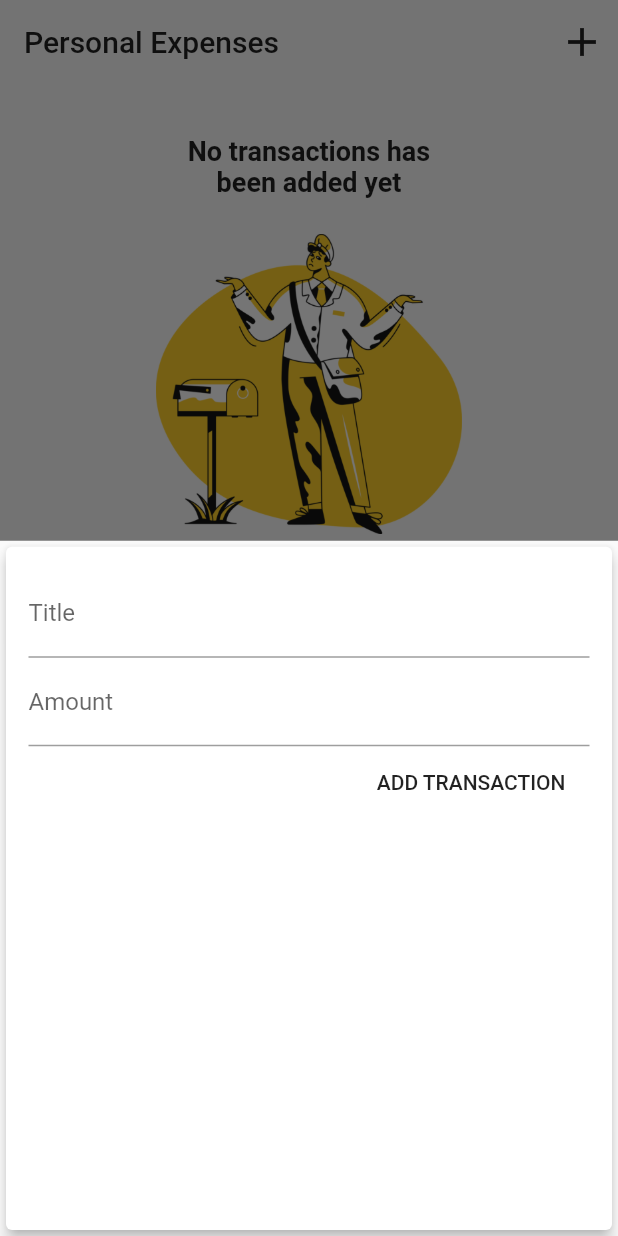
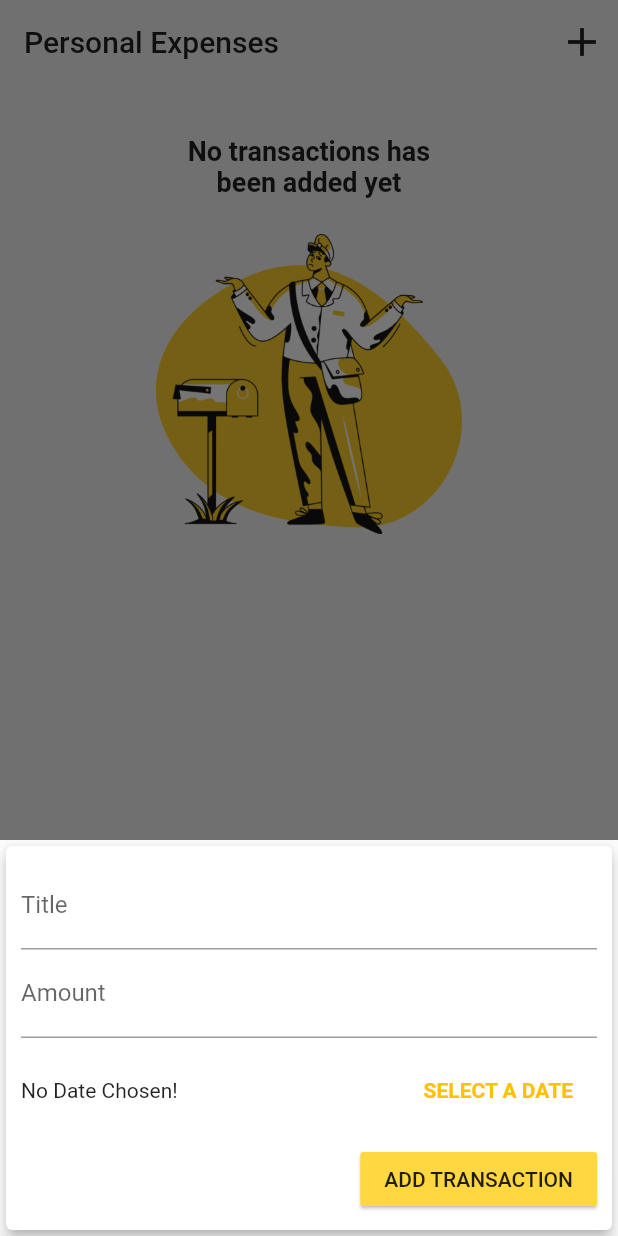
Before and after one commit to OliverArthur/MyExpenseApp, a Flutter app: the screen it shows after launch, after a tap on the "add" icon, on a phone screen of 412 x 824 dp. Run offline on Flutter 3.47's test engine with Material 2 defaults, Android fonts, the light colour scheme and no system bars.

Commit message:
chart completed

```diff
--- a/lib/main.dart
+++ b/lib/main.dart
@@ -1,4 +1,5 @@
 import 'package:flutter/material.dart';
+import 'package:flutter/services.dart';
 
 // Screen
 import 'src/screen/HomePage.dart';
@@ -8,13 +9,16 @@ void main() => runApp(App());
 class App extends StatelessWidget {
   @override
   Widget build(BuildContext context) {
+    SystemChrome.setPreferredOrientations([
+      DeviceOrientation.portraitUp,
+    ]);
     return MaterialApp(
       title: 'Personal Expenses',
       theme: ThemeData(
         primarySwatch: Colors.amber,
         accentColor: Colors.amberAccent,
         appBarTheme: AppBarTheme(
-          color: Colors.grey[50],
+          color: Colors.grey[100],
           elevation: 0,
         ),
       ),
--- a/lib/src/screen/HomePage.dart
+++ b/lib/src/screen/HomePage.dart
@@ -16,7 +16,6 @@ class HomeScreen extends StatefulWidget {
 class _HomeScreenState extends State<HomeScreen> {
   // propeties
   final List<Transaction> _userTransactions = [];
-
   List<Transaction> get _recentTransaction {
     return _userTransactions.where((element) {
       return element.created.isAfter(
@@ -29,16 +28,22 @@ class _HomeScreenState extends State<HomeScreen> {
 
   /// private method to add new transaction by passing the parameters
   /// [title], [amount].
-  void _createNewTransaction(String title, double amount) {
+  void _createNewTransaction(String title, double amount, DateTime chosenDate) {
     final newTx = Transaction(
       id: DateTime.now().toString(),
       title: title,
       amount: amount,
-      created: DateTime.now(),
+      created: chosenDate,
     );
 
     setState(() {
       _userTransactions.add(newTx);
+    });
+  }
+
+  void _deleteTransaction(String id) {
+    setState(() {
+      _userTransactions.removeWhere((item) => item.id == id);
     });
   }
 
@@ -59,9 +64,8 @@ class _HomeScreenState extends State<HomeScreen> {
 
   @override
   Widget build(BuildContext context) {
-    return Scaffold(
-      backgroundColor: Colors.grey[50],
-      appBar: AppBar(
+    final mediaQuery = MediaQuery.of(context);
+    final appBar = AppBar(
       title: Text(
         'Personal Expenses',
       ),
@@ -73,7 +77,10 @@ class _HomeScreenState extends State<HomeScreen> {
           onPressed: () => _openModalTransactions(context),
         ),
       ],
-      ),
+    );
+    return Scaffold(
+      backgroundColor: Colors.grey[100],
+      appBar: appBar,
       body: SingleChildScrollView(
         child: Column(
           crossAxisAlignment: CrossAxisAlignment.stretch,
@@ -88,13 +95,26 @@ class _HomeScreenState extends State<HomeScreen> {
                   ? null
                   : Card(
                       child: Container(
+                        height: (mediaQuery.size.height -
+                                appBar.preferredSize.height -
+                                mediaQuery.padding.top) *
+                            0.3,
                         child: Chart(
                           recentTransactions: _recentTransaction,
                         ),
                       ),
                     ),
             ),
-            TransactionList(_userTransactions),
+            Container(
+              height: (mediaQuery.size.height -
+                      appBar.preferredSize.height -
+                      mediaQuery.padding.top) *
+                  0.7,
+              child: TransactionList(
+                transactions: _userTransactions,
+                deleteItem: _deleteTransaction,
+              ),
+            ),
           ],
         ),
       ),
--- a/lib/src/widgets/add_transaction.dart
+++ b/lib/src/widgets/add_transaction.dart
@@ -1,4 +1,5 @@
 import 'package:flutter/material.dart';
+import 'package:intl/intl.dart';
 
 class AddTransaction extends StatefulWidget {
   // properties
@@ -13,32 +14,55 @@ class AddTransaction extends StatefulWidget {
 }
 
 class _AddTransactionState extends State<AddTransaction> {
-  final titleController = TextEditingController();
+  // properties
+  final _titleController = TextEditingController();
+  final _amountController = TextEditingController();
+  DateTime _selectedDate;
 
-  final amountController = TextEditingController();
+  void _submitTransaction() {
+    if (_amountController.text.isEmpty) {
+      return;
+    }
+    final enteredTitle = _titleController.text;
+    final enteredAmount = double.parse(_amountController.text);
 
-  void submitTransaction() {
-    final enteredTitle = titleController.text;
-    final enteredAmount = double.parse(amountController.text);
-
-    if (enteredTitle.isEmpty || enteredAmount <= 0) {
+    if (enteredTitle.isEmpty || enteredAmount <= 0 || _selectedDate == null) {
       return;
     }
 
-    widget.createTx(
-      titleController.text,
-      double.parse(amountController.text),
-    );
+    widget.createTx(enteredTitle, enteredAmount, _selectedDate);
 
     Navigator.of(context).pop();
   }
 
+  void _openDatePicker() {
+    showDatePicker(
+      context: context,
+      initialDate: DateTime.now(),
+      firstDate: DateTime(2020),
+      lastDate: DateTime.now(),
+    ).then((selectedDatePicker) {
+      if (selectedDatePicker == null) {
+        return;
+      }
+      setState(() {
+        _selectedDate = selectedDatePicker;
+      });
+    });
+  }
+
   @override
   Widget build(BuildContext context) {
-    return Card(
+    return SingleChildScrollView(
+      child: Card(
         elevation: 4,
         child: Container(
-        padding: EdgeInsets.symmetric(vertical: 15, horizontal: 15),
+          padding: EdgeInsets.only(
+            top: 10,
+            left: 10,
+            bottom: MediaQuery.of(context).viewInsets.bottom + 10,
+            right: 10,
+          ),
           child: Column(
             crossAxisAlignment: CrossAxisAlignment.end,
             children: <Widget>[
@@ -46,27 +70,48 @@ class _AddTransactionState extends State<AddTransaction> {
                 decoration: InputDecoration(
                   labelText: 'Title',
                 ),
-              controller: titleController,
-              onSubmitted: (_) => submitTransaction(),
+                controller: _titleController,
+                onSubmitted: (_) => _submitTransaction(),
               ),
               TextField(
                 decoration: InputDecoration(
                   labelText: 'Amount',
                 ),
-              controller: amountController,
+                controller: _amountController,
                 keyboardType: TextInputType.number,
-              onSubmitted: (_) => submitTransaction(),
+                onSubmitted: (_) => _submitTransaction(),
               ),
+              Container(
+                height: 70,
+                child: Row(
+                  mainAxisAlignment: MainAxisAlignment.spaceBetween,
+                  children: <Widget>[
+                    Text(_selectedDate == null
+                        ? 'No Date Chosen!'
+                        : 'Selected: ${DateFormat.yMEd().format(_selectedDate)}'),
                     FlatButton(
+                      textColor: Theme.of(context).primaryColor,
+                      onPressed: _openDatePicker,
+                      child: Text(
+                        'Select a date'.toUpperCase(),
+                        style: TextStyle(
+                          fontWeight: FontWeight.bold,
+                        ),
+                      ),
+                    ),
+                  ],
+                ),
+              ),
+              RaisedButton(
+                elevation: 1,
+                color: Theme.of(context).accentColor,
                 child: Text(
                   'Add Transaction'.toUpperCase(),
-                style: TextStyle(
-                  color: Colors.black87,
                 ),
-              ),
-              onPressed: submitTransaction,
+                onPressed: _submitTransaction,
               )
             ],
+          ),
         ),
       ),
     );
--- a/lib/src/widgets/chart.dart
+++ b/lib/src/widgets/chart.dart
@@ -33,7 +33,7 @@ class Chart extends StatelessWidget {
         'day': DateFormat.E().format(weekDay).substring(0, 1),
         'amount': totalAmount,
       };
-    });
+    }).reversed.toList();
   }
 
   double get totalSpending {
```
Also changed, not shown: lib/src/widgets/chart_bar.dart (+24 -6 lines), lib/src/widgets/transaction_item.dart (deleted, +0 -63 lines), lib/src/widgets/transaction_list.dart (+48 -15 lines). Lines whose indentation alone changed are shown as unchanged.
